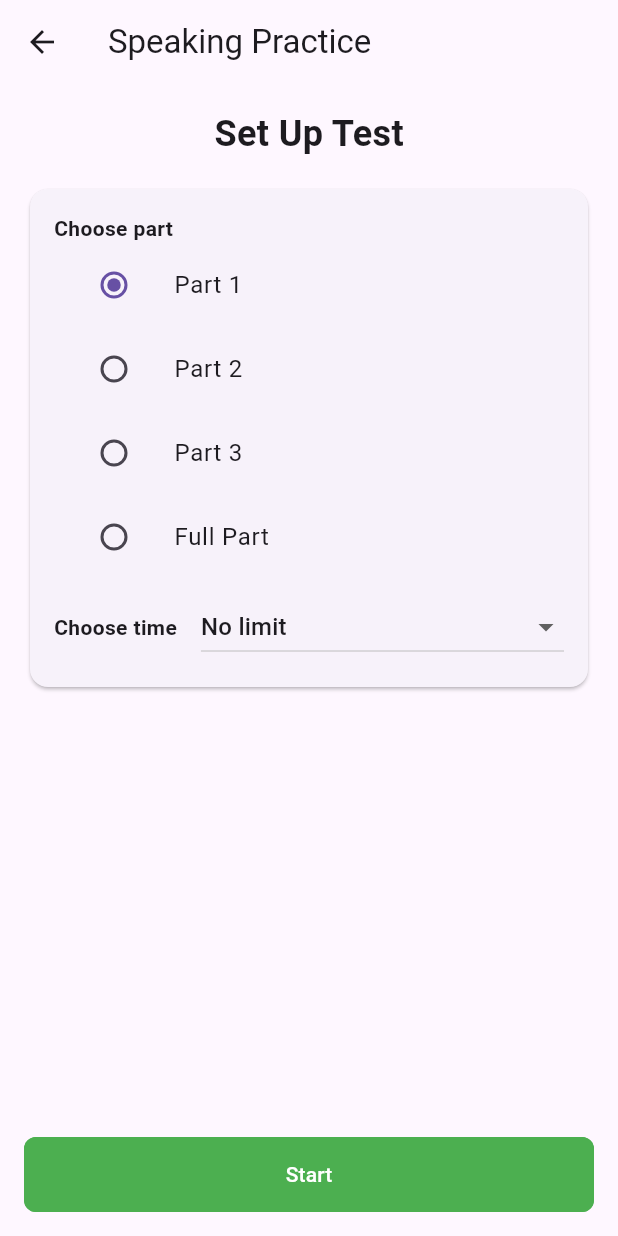
After one commit to huongnguyen213/ielts_practice_flutter_application, a Flutter app: the SpeakingListTestPage screen opened directly, after a tap on "Speaking Practice Test 1", on a phone screen of 412 x 824 dp. The commit adds this screen. Run offline on Flutter 3.47's test engine with Material 3 defaults, Android fonts, the phone set to English and light mode, and no system bars; our stand-ins replace carousel_slider, permission_handler, shared_preferences; accounts and stored records are empty.

Commit message:
#12-fix file speaking set up

```diff
--- a/lib/page/speaking/speaking_list_test.dart
+++ b/lib/page/speaking/speaking_list_test.dart
@@ -1,4 +1,6 @@
 import 'package:flutter/material.dart';
+import 'package:ielts_practice_flutter_application/page/speaking/speaking_set_up.dart';
+import 'popup_setup.dart';
 import 'package:shared_preferences/shared_preferences.dart';
 
 class SpeakingListTestPage extends StatefulWidget {
@@ -40,6 +42,21 @@ class _SpeakingListTestPageScreenState extends State<SpeakingListTestPage> {
     });
   }
 
+  // void _showSetUpTest() {
+  //   // showDialog(
+  //   //   context: context,
+  //   //   builder: (BuildContext context) {
+  //   //     return SpeakingSetUpTest();
+  //   //   },
+  //   // );
+  // }
+  void _showSetUpTest(String testName) {
+    Navigator.push(
+      context,
+      MaterialPageRoute(builder: (context) => SpeakingSetUpTest(testName: testName)),
+    );
+  }
+
   @override
   Widget build(BuildContext context) {
     return Scaffold(
@@ -71,10 +88,11 @@ class _SpeakingListTestPageScreenState extends State<SpeakingListTestPage> {
       ),
     );
   }
-
   Widget _buildTestCard(String testName, int score) {
     bool isFavorite = _prefs?.getBool(testName) ?? false;
-    return Card(
+    return GestureDetector(
+      onTap: () => _showSetUpTest(testName), // Chuyển tên của bài test vào hàm _showSetUpTest
+      child: Card(
         child: Column(
           crossAxisAlignment: CrossAxisAlignment.start,
           children: [
@@ -116,6 +134,8 @@ class _SpeakingListTestPageScreenState extends State<SpeakingListTestPage> {
             ),
           ],
         ),
+      ),
     );
   }
+
 }
--- /dev/null
+++ b/lib/page/speaking/speaking_set_up.dart
@@ -0,0 +1,165 @@
+import 'package:flutter/material.dart';
+import 'package:permission_handler/permission_handler.dart';
+import 'speaking_details.dart';
+
+class SpeakingSetUpTest extends StatefulWidget {
+  final String testName;
+  SpeakingSetUpTest({required this.testName});
+  @override
+  _SpeakingSetUpTestState createState() => _SpeakingSetUpTestState();
+}
+
+class _SpeakingSetUpTestState extends State<SpeakingSetUpTest> {
+  String _selectedPart = 'Part 1';
+  String _selectedTime = 'No limit';
+  final List<String> _times = ['No limit', '10 minutes', '13 minutes'];
+
+  void _startTest() async {
+    PermissionStatus status = await Permission.microphone.request();
+    if (status.isGranted) {
+      Navigator.push(
+        context,
+        MaterialPageRoute(
+          builder: (context) => SpeakingDetails(part: _selectedPart),
+        ),
+      );
+    } else {
+      ScaffoldMessenger.of(context).showSnackBar(const SnackBar(
+        content: Text('Microphone permission denied.'),
+      ));
+    }
+  }
+
+  @override
+  Widget build(BuildContext context) {
+    return Scaffold(
+      appBar: AppBar(
+        title: Align(
+          alignment: Alignment.centerLeft,
+          child: Text('Speaking Practice'),
+        ),
+        centerTitle: false,
+      ),
+      body: Padding(
+        padding: const EdgeInsets.all(16.0),
+        child: Column(
+          crossAxisAlignment: CrossAxisAlignment.start,
+          children: [
+            Center(
+              child: Text(
+                'Set Up Test',
+                style: TextStyle(fontWeight: FontWeight.bold, fontSize: 24.0),
+              ),
+            ),
+            SizedBox(height: 16.0),
+            Card(
+              child: Padding(
+                padding: const EdgeInsets.all(16.0),
+                child: Column(
+                  crossAxisAlignment: CrossAxisAlignment.start,
+                  children: [
+                    const Text(
+                      'Choose part',
+                      style: TextStyle(fontWeight: FontWeight.bold),
+                    ),
+                    ListTile(
+                      title: const Text('Part 1'),
+                      leading: Radio<String>(
+                        value: 'Part 1',
+                        groupValue: _selectedPart,
+                        onChanged: (String? value) {
+                          setState(() {
+                            _selectedPart = value!;
+                          });
+                        },
+                      ),
+                    ),
+                    ListTile(
+                      title: const Text('Part 2'),
+                      leading: Radio<String>(
+                        value: 'Part 2',
+                        groupValue: _selectedPart,
+                        onChanged: (String? value) {
+                          setState(() {
+                            _selectedPart = value!;
+                          });
+                        },
+                      ),
+                    ),
+                    ListTile(
+                      title: const Text('Part 3'),
+                      leading: Radio<String>(
+                        value: 'Part 3',
+                        groupValue: _selectedPart,
+                        onChanged: (String? value) {
+                          setState(() {
+                            _selectedPart = value!;
+                          });
+                        },
+                      ),
+                    ),
+                    ListTile(
+                      title: const Text('Full Part'),
+                      leading: Radio<String>(
+                        value: 'Full Part',
+                        groupValue: _selectedPart,
+                        onChanged: (String? value) {
+                          setState(() {
+                            _selectedPart = value!;
+                          });
+                        },
+                      ),
+                    ),
+                    SizedBox(height: 8.0),
+                    Row(
+                      children: [
+                        const Text(
+                          'Choose time',
+                          style: TextStyle(fontWeight: FontWeight.bold),
+                        ),
+                        SizedBox(width: 16.0),
+                        Expanded(
+                          child: DropdownButton<String>(
+                            value: _selectedTime,
+                            isExpanded: true,
+                            onChanged: (String? newValue) {
+                              setState(() {
+                                _selectedTime = newValue!;
+                              });
+                            },
+                            items: _times.map<DropdownMenuItem<String>>((String value) {
+                              return DropdownMenuItem<String>(
+                                value: value,
+                                child: Text(value),
+                              );
+                            }).toList(),
+                          ),
+                        ),
+                      ],
+                    ),
+                  ],
+                ),
+              ),
+            ),
+            Spacer(),
+            Center(
+              child: TextButton(
+                style: TextButton.styleFrom(
+                  foregroundColor: Colors.white,
+                  backgroundColor: Colors.green,
+                  minimumSize: Size(double.infinity, 50), // Increase button width
+                  side: const BorderSide(color: Colors.green),
+                  shape: RoundedRectangleBorder(
+                    borderRadius: BorderRadius.circular(8.0),
+                  ),
+                ),
+                onPressed: _startTest,
+                child: Text('Start'),
+              ),
+            ),
+          ],
+        ),
+      ),
+    );
+  }
+}
--- a/pubspec.yaml
+++ b/pubspec.yaml
@@ -28,6 +28,7 @@ environment:
 # the latest version available on pub.dev. To see which dependencies have newer
 # versions available, run `flutter pub outdated`.
 dependencies:
+  permission_handler: ^11.3.1
   shared_preferences: ^2.0.0
   carousel_slider: ^4.0.0
   flutter:
```
Also changed, not shown: lib/page/speaking/popup_setup.dart (added, +144 -0 lines), lib/page/speaking/speaking_details.dart (added, +92 -0 lines), lib/page/speaking/popup.dart (deleted), lib/page/speaking/speaking_question.dart (added), pubspec.lock, 4 other files. Lines whose indentation alone changed are shown as unchanged.
